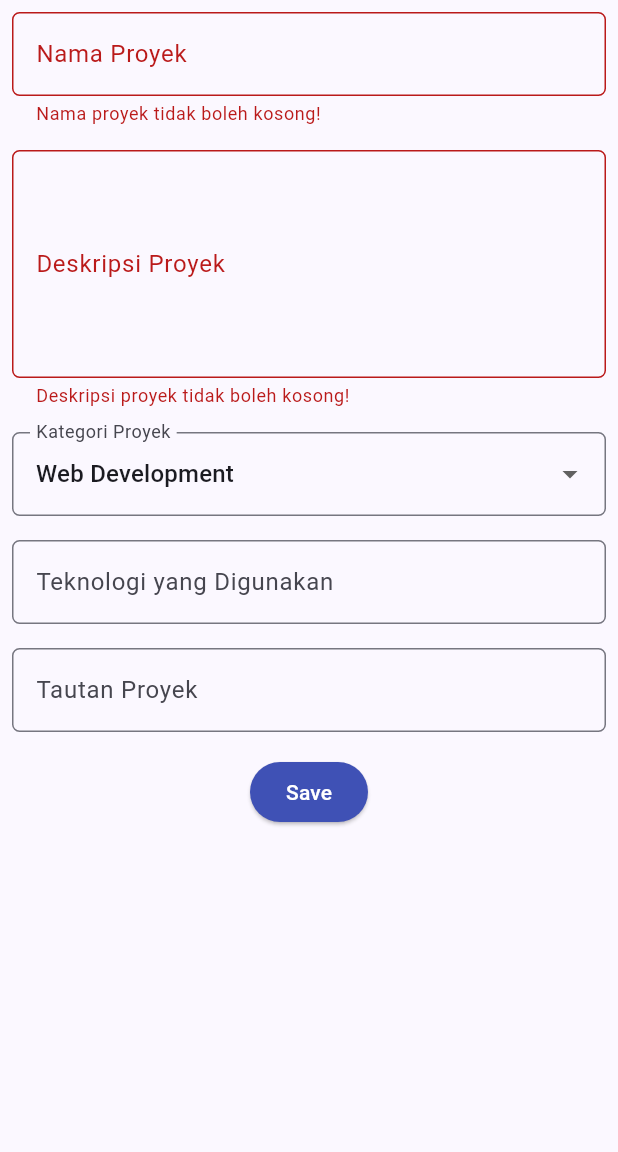
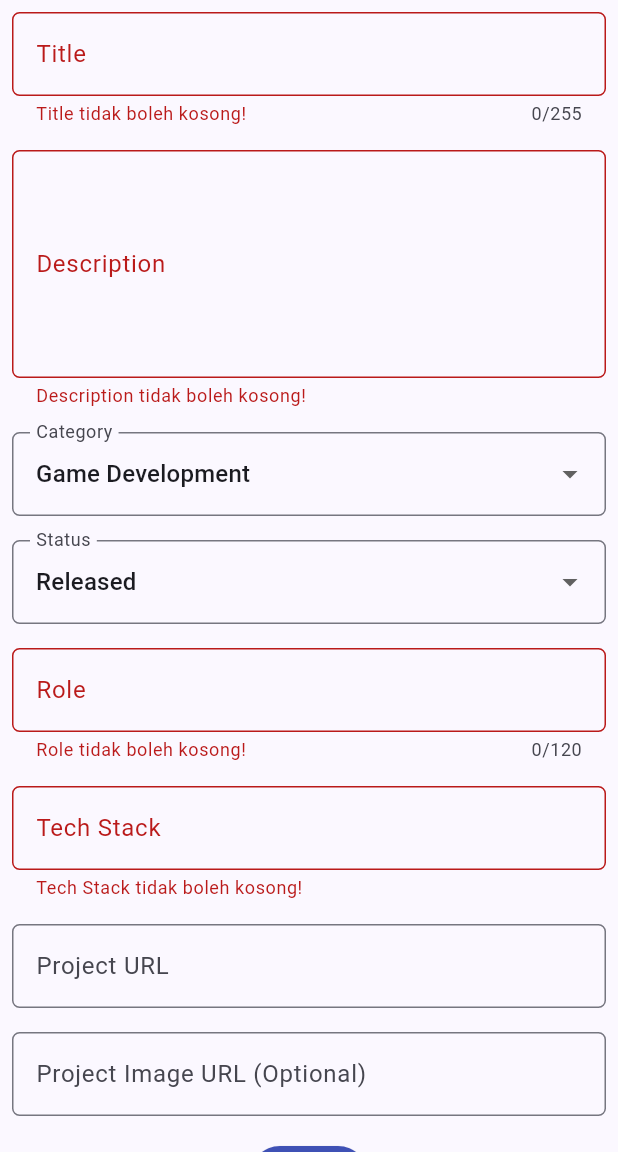
Before and after one commit to marlioboro/myportofolio_mobile, a Flutter app: the ProjectFormPage screen opened directly, after a tap on "Save", on a phone screen of 412 x 824 dp, the part 84-1236 px from its top. Run offline on Flutter 3.47's test engine with Material 3 defaults, Android fonts, the phone set to English and light mode, and no system bars; generated files the repository leaves out were written again; network calls fail.

Commit message:
feat: list projects from the API and post new projects
ProjectListScreen loads GET /api/v1/projects/ with FutureBuilder and pull-to-refresh, ProjectDetailScreen shows one project, and ProjectFormPage posts with the user's token.

```diff
--- /dev/null
+++ b/lib/screens/project_detail_screen.dart
@@ -0,0 +1,96 @@
+import 'package:flutter/material.dart';
+import 'package:myportofolio_mobile/models/project.dart';
+
+/// Detail satu proyek. Gambar hanya ditampilkan kalau `thumbnailUrl` diisi.
+class ProjectDetailScreen extends StatelessWidget {
+  const ProjectDetailScreen({required this.project, super.key});
+
+  final Project project;
+
+  @override
+  Widget build(BuildContext context) {
+    final colorScheme = Theme.of(context).colorScheme;
+
+    return Scaffold(
+      appBar: AppBar(
+        title: Text(project.title),
+        backgroundColor: colorScheme.primary,
+        foregroundColor: Colors.white,
+      ),
+      body: ListView(
+        padding: const EdgeInsets.all(16),
+        children: [
+          if (project.thumbnailUrl.isNotEmpty) ...[
+            ClipRRect(
+              borderRadius: BorderRadius.circular(12),
+              child: Image.network(
+                project.thumbnailUrl,
+                height: 200,
+                fit: BoxFit.cover,
+                errorBuilder: (context, error, stackTrace) => const SizedBox(
+                  height: 80,
+                  child: Center(child: Text('Gambar tidak bisa dimuat.')),
+                ),
+              ),
+            ),
+            const SizedBox(height: 16),
+          ],
+          Text(
+            project.title,
+            style: Theme.of(context).textTheme.headlineSmall,
+          ),
+          const SizedBox(height: 8),
+          Wrap(
+            spacing: 8,
+            children: [
+              Chip(
+                label: Text(
+                  project.categoryDisplay ??
+                      projectCategories[project.category] ??
+                      project.category,
+                ),
+              ),
+              Chip(
+                label: Text(
+                  project.statusDisplay ??
+                      projectStatuses[project.status] ??
+                      project.status,
+                ),
+              ),
+              if (project.featured) const Chip(label: Text('Featured')),
+            ],
+          ),
+          const SizedBox(height: 16),
+          _DetailItem(label: 'Role', value: project.role),
+          _DetailItem(label: 'Tech Stack', value: project.technologies),
+          _DetailItem(label: 'Summary', value: project.summary),
+          if (project.projectUrl.isNotEmpty)
+            _DetailItem(label: 'Project URL', value: project.projectUrl),
+          _DetailItem(label: 'Stars', value: '${project.starCount}'),
+        ],
+      ),
+    );
+  }
+}
+
+class _DetailItem extends StatelessWidget {
+  const _DetailItem({required this.label, required this.value});
+
+  final String label;
+  final String value;
+
+  @override
+  Widget build(BuildContext context) {
+    return Padding(
+      padding: const EdgeInsets.only(bottom: 12),
+      child: Column(
+        crossAxisAlignment: CrossAxisAlignment.start,
+        children: [
+          Text(label, style: const TextStyle(fontWeight: FontWeight.bold)),
+          const SizedBox(height: 4),
+          SelectableText(value),
+        ],
+      ),
+    );
+  }
+}
--- a/lib/screens/project_form.dart
+++ b/lib/screens/project_form.dart
@@ -1,8 +1,13 @@
 import 'package:flutter/material.dart';
+import 'package:myportofolio_mobile/models/project.dart';
+import 'package:myportofolio_mobile/services/api_client.dart';
+import 'package:myportofolio_mobile/services/auth_state.dart';
+import 'package:myportofolio_mobile/widgets/auth_guard.dart';
 import 'package:myportofolio_mobile/widgets/left_drawer.dart';
+import 'package:provider/provider.dart';
 
-/// Halaman form untuk mengisi data proyek baru.
-/// Data belum disimpan ke database; isiannya ditampilkan lewat AlertDialog.
+/// Form tambah proyek yang mengirim `POST /api/v1/projects/` dengan token.
+/// Field-nya mengikuti `ProjectSerializer` di Django.
 class ProjectFormPage extends StatefulWidget {
   const ProjectFormPage({super.key});
 
@@ -12,30 +17,168 @@ class ProjectFormPage extends StatefulWidget {
 
 class _ProjectFormPageState extends State<ProjectFormPage> {
   final _formKey = GlobalKey<FormState>();
+  final _titleController = TextEditingController();
+  final _summaryController = TextEditingController();
+  final _roleController = TextEditingController();
+  final _technologiesController = TextEditingController();
+  final _projectUrlController = TextEditingController();
+  final _thumbnailUrlController = TextEditingController();
 
-  String _projectName = "";
-  String _description = "";
-  String _category = "Web Development"; // default
-  String _technologies = "";
-  String _projectLink = "";
+  String _category = 'game';
+  String _status = 'released';
+  bool _isSubmitting = false;
 
-  final List<String> _categories = [
-    'Web Development',
-    'Mobile Development',
-    'Machine Learning',
-    'Data Science',
-    'Other',
-  ];
+  @override
+  void dispose() {
+    _titleController.dispose();
+    _summaryController.dispose();
+    _roleController.dispose();
+    _technologiesController.dispose();
+    _projectUrlController.dispose();
+    _thumbnailUrlController.dispose();
+    super.dispose();
+  }
+
+  String? _required(String? value, String label) {
+    if (value == null || value.trim().isEmpty) {
+      return '$label tidak boleh kosong!';
+    }
+    return null;
+  }
+
+  /// URL boleh kosong, tapi kalau diisi harus http/https yang valid.
+  String? _optionalUrl(String? value) {
+    final text = (value ?? '').trim();
+    if (text.isEmpty) return null;
+    final uri = Uri.tryParse(text);
+    final isValid =
+        uri != null &&
+        (uri.scheme == 'http' || uri.scheme == 'https') &&
+        uri.host.contains('.');
+    return isValid ? null : 'Masukkan URL valid (http:// atau https://).';
+  }
+
+  void _resetForm() {
+    _formKey.currentState!.reset();
+    for (final controller in [
+      _titleController,
+      _summaryController,
+      _roleController,
+      _technologiesController,
+      _projectUrlController,
+      _thumbnailUrlController,
+    ]) {
+      controller.clear();
+    }
+    setState(() {
+      _category = 'game';
+      _status = 'released';
+    });
+  }
+
+  Future<void> _submit() async {
+    if (!_formKey.currentState!.validate()) return;
+
+    final loggedIn = await ensureLoggedIn(context);
+    if (!loggedIn || !mounted) return;
+
+    final auth = context.read<AuthState>();
+    final api = context.read<ApiClient>();
+    final messenger = ScaffoldMessenger.of(context);
+    final project = Project(
+      title: _titleController.text.trim(),
+      summary: _summaryController.text.trim(),
+      category: _category,
+      status: _status,
+      role: _roleController.text.trim(),
+      technologies: _technologiesController.text.trim(),
+      projectUrl: _projectUrlController.text.trim(),
+      thumbnailUrl: _thumbnailUrlController.text.trim(),
+    );
+
+    setState(() {
+      _isSubmitting = true;
+    });
+
+    try {
+      final created = await api.createProject(project, token: auth.token!);
+      if (!mounted) return;
+      await showDialog<void>(
+        context: context,
+        builder: (dialogContext) => AlertDialog(
+          title: const Text('Proyek berhasil ditambahkan!'),
+          content: SingleChildScrollView(
+            child: Column(
+              mainAxisSize: MainAxisSize.min,
+              crossAxisAlignment: CrossAxisAlignment.start,
+              children: [
+                Text('Judul: ${created.title}'),
+                Text('Kategori: ${created.categoryDisplay ?? created.category}'),
+                Text('Status: ${created.statusDisplay ?? created.status}'),
+                Text('Role: ${created.role}'),
+                Text('Tech Stack: ${created.technologies}'),
+              ],
+            ),
+          ),
+          actions: [
+            TextButton(
+              onPressed: () => Navigator.pop(dialogContext),
+              child: const Text('OK'),
+            ),
+          ],
+        ),
+      );
+      if (!mounted) return;
+      _resetForm();
+    } on ApiException catch (error) {
+      if (error.statusCode == 401) {
+        // Token sudah tidak berlaku: hapus token lalu minta login ulang.
+        await auth.logout();
+        if (!mounted) return;
+        messenger.showSnackBar(
+          const SnackBar(content: Text('Sesi habis. Silakan login lagi.')),
+        );
+        await ensureLoggedIn(context);
+      } else {
+        messenger.showSnackBar(
+          SnackBar(
+            content: Text(
+              error.statusCode == 403
+                  ? 'Akun ini tidak punya izin menambah proyek (403).'
+                  : 'Gagal menyimpan proyek (${error.statusCode}).',
+            ),
+          ),
+        );
+      }
+    } on Exception {
+      messenger.showSnackBar(
+        const SnackBar(content: Text('Tidak bisa terhubung ke server.')),
+      );
+    } finally {
+      if (mounted) {
+        setState(() {
+          _isSubmitting = false;
+        });
+      }
+    }
+  }
+
+  InputDecoration _decoration(String label, {String? hint}) {
+    return InputDecoration(
+      labelText: label,
+      hintText: hint,
+      border: OutlineInputBorder(borderRadius: BorderRadius.circular(5)),
+    );
+  }
+
+  Widget _field(Widget child) =>
+      Padding(padding: const EdgeInsets.all(8), child: child);
 
   @override
   Widget build(BuildContext context) {
     return Scaffold(
       appBar: AppBar(
-        title: const Center(
-          child: Text(
-            'Add Project Form',
-          ),
-        ),
+        title: const Center(child: Text('Add Project Form')),
         backgroundColor: Colors.indigo,
         foregroundColor: Colors.white,
       ),
@@ -46,165 +189,110 @@ class _ProjectFormPageState extends State<ProjectFormPage> {
           child: Column(
             crossAxisAlignment: CrossAxisAlignment.start,
             children: [
-              // === Project Name ===
-              Padding(
-                padding: const EdgeInsets.all(8.0),
-                child: TextFormField(
-                  decoration: InputDecoration(
-                    hintText: "Nama Proyek",
-                    labelText: "Nama Proyek",
-                    border: OutlineInputBorder(
-                      borderRadius: BorderRadius.circular(5.0),
+              _field(
+                TextFormField(
+                  controller: _titleController,
+                  maxLength: 255,
+                  decoration: _decoration('Title'),
+                  validator: (value) => _required(value, 'Title'),
                 ),
               ),
-                  onChanged: (String? value) {
-                    setState(() {
-                      _projectName = value!;
-                    });
-                  },
-                  validator: (String? value) {
-                    if (value == null || value.trim().isEmpty) {
-                      return "Nama proyek tidak boleh kosong!";
-                    }
-                    return null;
+              _field(
+                TextFormField(
+                  controller: _summaryController,
+                  maxLines: 5,
+                  decoration: _decoration('Description'),
+                  validator: (value) => _required(value, 'Description'),
+                ),
+              ),
+              _field(
+                DropdownButtonFormField<String>(
+                  initialValue: _category,
+                  decoration: _decoration('Category'),
+                  items: projectCategories.entries
+                      .map(
+                        (entry) => DropdownMenuItem(
+                          value: entry.key,
+                          child: Text(entry.value),
+                        ),
+                      )
+                      .toList(),
+                  onChanged: (value) {
+                    if (value != null) setState(() => _category = value);
                   },
                 ),
               ),
-
-              // === Description ===
-              Padding(
-                padding: const EdgeInsets.all(8.0),
-                child: TextFormField(
-                  maxLines: 5,
-                  decoration: InputDecoration(
-                    hintText: "Deskripsi Proyek",
-                    labelText: "Deskripsi Proyek",
-                    border: OutlineInputBorder(
-                      borderRadius: BorderRadius.circular(5.0),
+              _field(
+                DropdownButtonFormField<String>(
+                  initialValue: _status,
+                  decoration: _decoration('Status'),
+                  items: projectStatuses.entries
+                      .map(
+                        (entry) => DropdownMenuItem(
+                          value: entry.key,
+                          child: Text(entry.value),
                         ),
-                  ),
-                  onChanged: (String? value) {
-                    setState(() {
-                      _description = value!;
-                    });
-                  },
-                  validator: (String? value) {
-                    if (value == null || value.trim().isEmpty) {
-                      return "Deskripsi proyek tidak boleh kosong!";
-                    }
-                    return null;
+                      )
+                      .toList(),
+                  onChanged: (value) {
+                    if (value != null) setState(() => _status = value);
                   },
                 ),
               ),
-
-              // === Category ===
-              Padding(
-                padding: const EdgeInsets.all(8.0),
-                child: DropdownButtonFormField<String>(
-                  decoration: InputDecoration(
-                    labelText: "Kategori Proyek",
-                    border: OutlineInputBorder(
-                      borderRadius: BorderRadius.circular(5.0),
+              _field(
+                TextFormField(
+                  controller: _roleController,
+                  maxLength: 120,
+                  decoration: _decoration('Role', hint: 'Contoh: Developer'),
+                  validator: (value) => _required(value, 'Role'),
                 ),
               ),
-                  initialValue: _category,
-                  items: _categories
-                      .map((category) => DropdownMenuItem(
-                            value: category,
-                            child: Text(category),
-                          ))
-                      .toList(),
-                  onChanged: (String? newValue) {
-                    setState(() {
-                      _category = newValue!;
-                    });
-                  },
+              _field(
+                TextFormField(
+                  controller: _technologiesController,
+                  decoration: _decoration(
+                    'Tech Stack',
+                    hint: 'Contoh: Flutter, Django, Figma',
+                  ),
+                  validator: (value) => _required(value, 'Tech Stack'),
                 ),
               ),
-
-              // === Technologies ===
-              Padding(
-                padding: const EdgeInsets.all(8.0),
-                child: TextFormField(
-                  decoration: InputDecoration(
-                    hintText: "Contoh: Flutter, Django, Figma",
-                    labelText: "Teknologi yang Digunakan",
-                    border: OutlineInputBorder(
-                      borderRadius: BorderRadius.circular(5.0),
+              _field(
+                TextFormField(
+                  controller: _projectUrlController,
+                  keyboardType: TextInputType.url,
+                  decoration: _decoration('Project URL', hint: 'https://...'),
+                  validator: _optionalUrl,
                 ),
               ),
-                  onChanged: (String? value) {
-                    setState(() {
-                      _technologies = value!;
-                    });
-                  },
+              _field(
+                TextFormField(
+                  controller: _thumbnailUrlController,
+                  keyboardType: TextInputType.url,
+                  decoration: _decoration(
+                    'Project Image URL (Optional)',
+                    hint: 'https://...',
+                  ),
+                  validator: _optionalUrl,
                 ),
               ),
-
-              // === Project Link ===
-              Padding(
-                padding: const EdgeInsets.all(8.0),
-                child: TextFormField(
-                  decoration: InputDecoration(
-                    hintText: "URL Proyek (opsional)",
-                    labelText: "Tautan Proyek",
-                    border: OutlineInputBorder(
-                      borderRadius: BorderRadius.circular(5.0),
-                    ),
-                  ),
-                  onChanged: (String? value) {
-                    setState(() {
-                      _projectLink = value!;
-                    });
-                  },
-                ),
-              ),
-
-              // === Tombol Simpan ===
               Align(
                 alignment: Alignment.bottomCenter,
                 child: Padding(
-                  padding: const EdgeInsets.all(8.0),
+                  padding: const EdgeInsets.all(8),
                   child: ElevatedButton(
                     style: ButtonStyle(
-                      backgroundColor:
-                          WidgetStateProperty.all(Colors.indigo),
+                      backgroundColor: WidgetStateProperty.all(Colors.indigo),
                     ),
-                    onPressed: () {
-                      if (_formKey.currentState!.validate()) {
-                        showDialog(
-                          context: context,
-                          builder: (context) {
-                            return AlertDialog(
-                              title: const Text('Proyek berhasil ditambahkan!'),
-                              content: SingleChildScrollView(
-                                child: Column(
-                                  crossAxisAlignment: CrossAxisAlignment.start,
-                                  children: [
-                                    Text('Nama Proyek: $_projectName'),
-                                    Text('Deskripsi: $_description'),
-                                    Text('Kategori: $_category'),
-                                    Text('Teknologi: $_technologies'),
-                                    Text('Tautan: $_projectLink'),
-                                  ],
-                                ),
-                              ),
-                              actions: [
-                                TextButton(
-                                  child: const Text('OK'),
-                                  onPressed: () {
-                                    Navigator.pop(context);
-                                    _formKey.currentState!.reset();
-                                  },
-                                ),
-                              ],
-                            );
-                          },
-                        );
-                      }
-                    },
-                    child: const Text(
-                      "Save",
+                    onPressed: _isSubmitting ? null : _submit,
+                    child: _isSubmitting
+                        ? const SizedBox(
+                            height: 20,
+                            width: 20,
+                            child: CircularProgressIndicator(strokeWidth: 2),
+                          )
+                        : const Text(
+                            'Save',
                             style: TextStyle(color: Colors.white),
                           ),
                   ),
```
Also changed, not shown: lib/screens/project_list_screen.dart (added, +130 -0 lines). Lines whose indentation alone changed are shown as unchanged.
